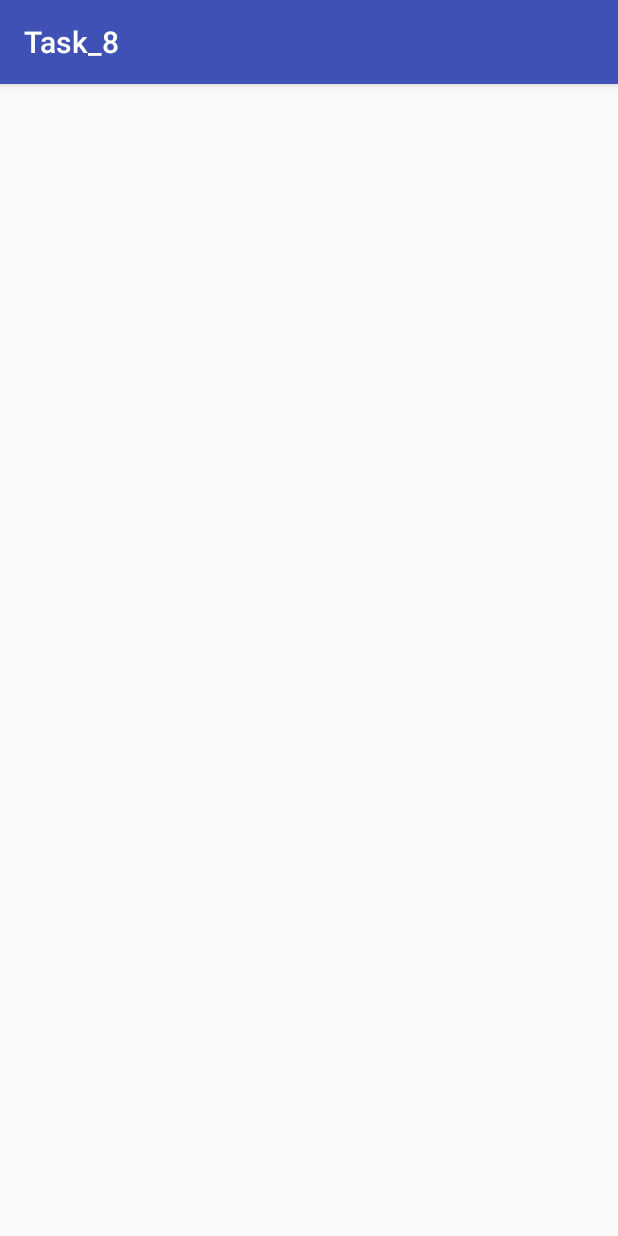
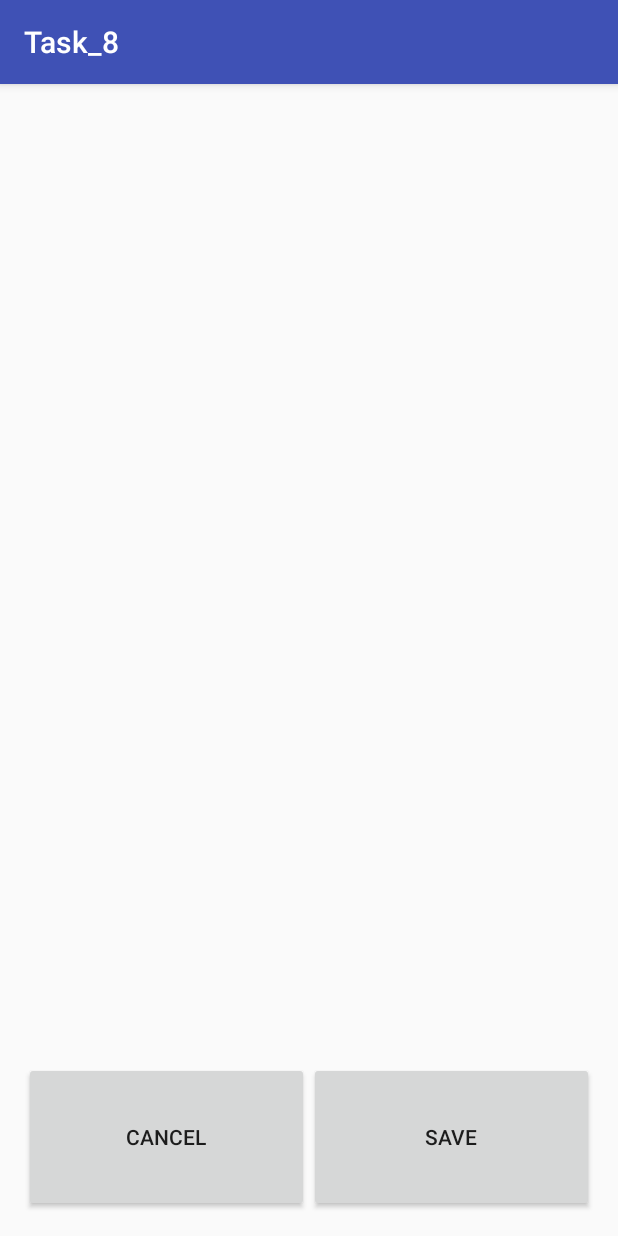
Before and after one commit to timsin63/Mercury_Task8, an Android app: the PreviewActivity screen opened directly, with no data from a screen before it, on a phone screen of 412 x 824 dp. Run offline under Robolectric (Android 15) with nearby library versions, the phone set to English and light mode, and no system bars; 1 statement that could not run was skipped.

Commit message:
added screen rotation and saving photo to gallery

```diff
--- a/app/build.gradle
+++ b/app/build.gradle
@@ -25,5 +25,6 @@ dependencies {
         exclude group: 'com.android.support', module: 'support-annotations'
     })
     compile 'com.android.support:appcompat-v7:25.0.1'
+    compile group: 'commons-io', name: 'commons-io', version: '2.0.1'
     testCompile 'junit:junit:4.12'
 }
--- a/app/src/main/AndroidManifest.xml
+++ b/app/src/main/AndroidManifest.xml
@@ -5,6 +5,7 @@
     <uses-permission android:name="android.permission.CAMERA" />
 
     <uses-feature android:name="android.hardware.camera2.full" />
+    <uses-permission android:name="android.permission.WRITE_EXTERNAL_STORAGE"/>
 
     <application
         android:allowBackup="true"
--- a/app/src/main/java/com/example/user/task_8/PreviewActivity.java
+++ b/app/src/main/java/com/example/user/task_8/PreviewActivity.java
@@ -1,15 +1,26 @@
 package com.example.user.task_8;
 
+import android.Manifest;
+import android.content.pm.PackageManager;
 import android.graphics.Bitmap;
 import android.graphics.BitmapFactory;
+import android.provider.MediaStore;
+import android.support.annotation.NonNull;
+import android.support.v4.app.ActivityCompat;
 import android.support.v7.app.AppCompatActivity;
 import android.os.Bundle;
+import android.view.View;
+import android.widget.Button;
 import android.widget.ImageView;
+import android.widget.Toast;
 
 public class PreviewActivity extends AppCompatActivity {
 
     public static final String TAG = "PREVIEW_ACTIVITY";
     public static final String IMAGE_TAG = "IMAGE_TAG";
+    public static final int REQUEST_CODE_WRITE = 133;
+
+    Bitmap bitmap;
 
     @Override
     protected void onCreate(Bundle savedInstanceState) {
@@ -19,8 +30,42 @@ public class PreviewActivity extends AppCompatActivity {
         ImageView preview = (ImageView) findViewById(R.id.image_preview);
 
         byte[] bytes = getIntent().getByteArrayExtra(IMAGE_TAG);
-        Bitmap bitmap = BitmapFactory.decodeByteArray(bytes, 0, bytes.length);
+        bitmap = BitmapFactory.decodeByteArray(bytes, 0, bytes.length);
 
         preview.setImageBitmap(bitmap);
+
+        Button buttonCancel = (Button) findViewById(R.id.button_cancel);
+
+        buttonCancel.setOnClickListener(new View.OnClickListener() {
+            @Override
+            public void onClick(View view) {
+                PreviewActivity.super.onBackPressed();
+            }
+        });
+
+
+        Button buttonSave = (Button) findViewById(R.id.button_save);
+
+    }
+
+    public void saveToGallery(View view){
+
+        if (ActivityCompat.checkSelfPermission(this, Manifest.permission.WRITE_EXTERNAL_STORAGE) != PackageManager.PERMISSION_GRANTED){
+            ActivityCompat.requestPermissions(this, new String[]{Manifest.permission.WRITE_EXTERNAL_STORAGE}, REQUEST_CODE_WRITE);
+        } else {
+            MediaStore.Images.Media.insertImage(getContentResolver(), bitmap, "title", "description");
+            Toast.makeText(getApplicationContext(), R.string.save_completed, Toast.LENGTH_SHORT).show();
+            super.onBackPressed();
+        }
+    }
+
+    @Override
+    public void onRequestPermissionsResult(int requestCode, @NonNull String[] permissions, @NonNull int[] grantResults) {
+        super.onRequestPermissionsResult(requestCode, permissions, grantResults);
+
+        if (requestCode == REQUEST_CODE_WRITE){
+            boolean writeAccepted = grantResults[0] == PackageManager.PERMISSION_GRANTED;
+            saveToGallery(findViewById(R.id.button_save));
+        }
     }
 }
--- a/app/src/main/res/layout/a_preview.xml
+++ b/app/src/main/res/layout/a_preview.xml
@@ -14,4 +14,32 @@
         android:id="@+id/image_preview"
         android:layout_width="match_parent"
         android:layout_height="match_parent" />
+
+    <LinearLayout
+        android:layout_width="match_parent"
+        android:layout_height="@dimen/button_size"
+        android:layout_alignParentBottom="true"
+        android:layout_alignParentStart="true">
+        <Button
+            android:id="@+id/button_cancel"
+            android:text="@string/cancel"
+            android:layout_width="match_parent"
+            android:layout_height="match_parent"
+            android:layout_weight="1"
+            android:layout_alignParentBottom="true"
+            android:layout_alignParentStart="true"
+             />
+
+        <Button
+            android:id="@+id/button_save"
+            android:text="@string/save"
+            android:layout_width="match_parent"
+            android:layout_height="match_parent"
+            android:layout_weight="1"
+            android:layout_alignTop="@+id/button"
+            android:layout_alignParentEnd="true"
+            android:onClick="saveToGallery"
+             />
+    </LinearLayout>
+
 </RelativeLayout>
--- a/app/src/main/res/values/strings.xml
+++ b/app/src/main/res/values/strings.xml
@@ -1,3 +1,6 @@
 <resources>
     <string name="app_name">Task_8</string>
+    <string name="cancel">Cancel</string>
+    <string name="save">Save</string>
+    <string name="save_completed">Saved!</string>
 </resources>
```
Also changed, not shown: app/src/main/java/com/example/user/task_8/MainActivity.java (+57 -7 lines), app/src/main/res/drawable/cancel.png (added), app/src/main/res/drawable/save.png (added).
